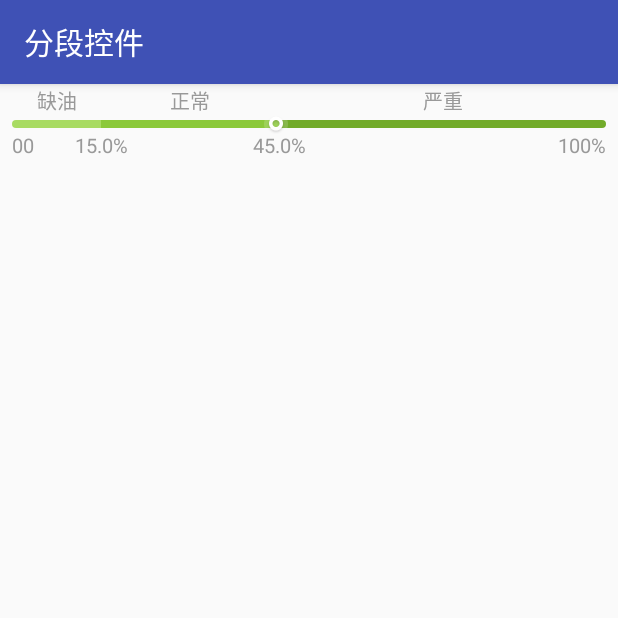
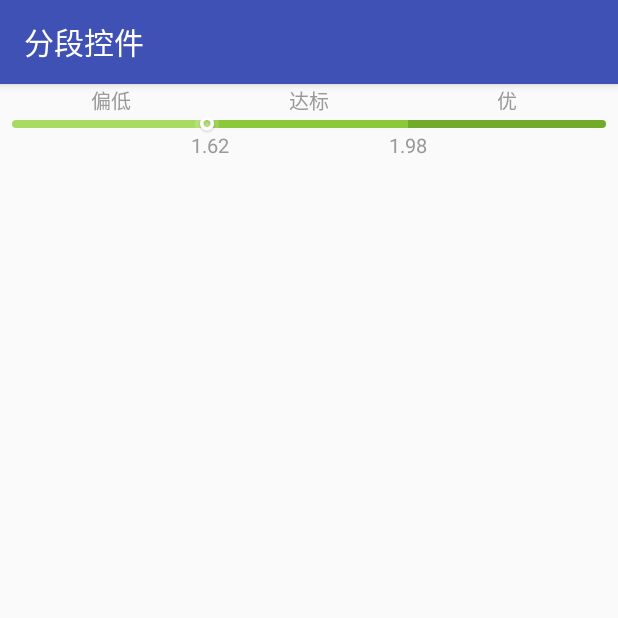
Before and after one commit to zhou-you/EasySegmentedBarView, an Android app: the TestActivity screen opened directly, with no data from a screen before it, on a phone screen of 412 x 824 dp, the top half of it. Run offline under Robolectric (Android 15) with nearby library versions, the phone set to English and light mode, and no system bars.

Commit message:
V1.0.5修改均分进度指示问题

```diff
--- a/app/src/main/java/com/zhouyou/view/segmentedbar/demo/MainActivity.java
+++ b/app/src/main/java/com/zhouyou/view/segmentedbar/demo/MainActivity.java
@@ -17,6 +17,7 @@
 
 package com.zhouyou.view.segmentedbar.demo;
 
+import android.content.Intent;
 import android.graphics.Color;
 import android.os.Bundle;
 import android.support.v7.app.AppCompatActivity;
@@ -503,8 +504,8 @@ public class MainActivity extends AppCompatActivity {
         barView.setOnClickListener(new View.OnClickListener() {
             @Override
             public void onClick(View v) {
-                //Intent intent = new Intent(MainActivity.this, TestActivity.class);
-                //startActivity(intent);
+                Intent intent = new Intent(MainActivity.this, TestActivity.class);
+                startActivity(intent);
             }
         });
     }
--- a/app/src/main/java/com/zhouyou/view/segmentedbar/demo/TestActivity.java
+++ b/app/src/main/java/com/zhouyou/view/segmentedbar/demo/TestActivity.java
@@ -31,11 +31,12 @@ public class TestActivity extends AppCompatActivity {
     protected void onCreate(Bundle savedInstanceState) {
         super.onCreate(savedInstanceState);
         setContentView(R.layout.activity_test);
-        createBarViewWithOilSliderType();
+        //createBarViewWithOilSliderType();
+        createBarViewWithOilSliderType2();
     }
 
     //设置滑块类型
-    private void createBarViewWithOilSliderType() {
+   /* private void createBarViewWithOilSliderType() {
         final SegmentedBarView barView = (SegmentedBarView) findViewById(R.id.slider_type_bar_view_thumb);
         int colors[] = new int[]{Color.parseColor("#a8db62"), Color.parseColor("#8bc93a"),Color.parseColor("#72ab2a")};
         ArrayList<Segment> segments = new ArrayList<>();
@@ -47,7 +48,23 @@ public class TestActivity extends AppCompatActivity {
         Segment segment3 = new Segment(45.0f, 100.0f, "", colors[2]).setDescriptionText("100%").setTopDescriptionText("严重");
         segments.add(segment3);
         barView.setShowDescriptionText(true);
-        barView.setValue(44.6f);
+        barView.setValue(14.6f);
+        barView.setSegments(segments);
+    }*/
+    //设置滑块类型
+    private void createBarViewWithOilSliderType2() {
+        final SegmentedBarView barView = (SegmentedBarView) findViewById(R.id.slider_type_bar_view_thumb2);
+        int colors[] = new int[]{Color.parseColor("#a8db62"), Color.parseColor("#8bc93a"),Color.parseColor("#72ab2a")};
+        ArrayList<Segment> segments = new ArrayList<>();
+        Segment segment1 = new Segment(0.0f, 1.62f, "", colors[0]).setDescriptionText("").setTopDescriptionText("偏低");
+        segments.add(segment1);
+        //中间显示用40%&60%  “&” 分割
+        Segment segment2 = new Segment(1.62f, 1.98f, "", colors[1]).setDescriptionText("1.62&1.98").setTopDescriptionText("达标");
+        segments.add(segment2);
+        Segment segment3 = new Segment(1.98f, 9.0f, "", colors[2]).setDescriptionText("").setTopDescriptionText("优");
+        segments.add(segment3);
+        barView.setShowDescriptionText(true);
+        barView.setValue(1.6f);
         barView.setSegments(segments);
     }
 }
--- a/app/src/main/res/layout/activity_test.xml
+++ b/app/src/main/res/layout/activity_test.xml
@@ -5,8 +5,9 @@
     xmlns:tools="http://schemas.android.com/tools"
     android:layout_width="match_parent"
     android:layout_height="match_parent"
+    android:orientation="vertical"
     tools:context="com.zhouyou.view.segmentedbar.demo.TestActivity">
-    <com.zhouyou.view.segmentedbar.SegmentedBarView
+    <!--<com.zhouyou.view.segmentedbar.SegmentedBarView
         android:id="@+id/slider_type_bar_view_thumb"
         android:layout_width="match_parent"
         android:layout_height="wrap_content"
@@ -25,5 +26,25 @@
         app:sbv_sliderImg="@mipmap/ic_weigh_slider"
         app:sbv_sliderType="Slider"
         app:sbv_segment_rule="scale"
+        />-->
+    <com.zhouyou.view.segmentedbar.SegmentedBarView
+        android:id="@+id/slider_type_bar_view_thumb2"
+        android:layout_width="match_parent"
+        android:layout_height="wrap_content"
+        app:sbv_bar_height="5dp"
+        app:sbv_descriptionAlign="Both"
+        app:sbv_descriptionTopAlign="Center"
+        app:sbv_description_text_color="@color/textcolor_99"
+        app:sbv_description_text_size="13sp"
+        app:sbv_segment_bg="false"
+        app:sbv_segment_gap_width="0dp"
+        app:sbv_show_description_text="true"
+        app:sbv_show_description_top_text="true"
+        app:sbv_show_segment_text="false"
+        app:sbv_side_style="rounded"
+        app:sbv_side_text_style="oneSided"
+        app:sbv_sliderImg="@mipmap/ic_weigh_slider"
+        app:sbv_sliderType="Slider"
+        app:sbv_segment_rule="average"
         />
 </LinearLayout>
--- a/segmentedbar/build.gradle
+++ b/segmentedbar/build.gradle
@@ -8,7 +8,7 @@ android {
         minSdkVersion 15
         targetSdkVersion 23
         versionCode 1
-        versionName "1.0.4"
+        versionName "1.0.5"
 
         testInstrumentationRunner "android.support.test.runner.AndroidJUnitRunner"
 
--- a/segmentedbar/src/main/java/com/zhouyou/view/segmentedbar/SegmentedBarView.java
+++ b/segmentedbar/src/main/java/com/zhouyou/view/segmentedbar/SegmentedBarView.java
@@ -461,9 +461,6 @@ public class SegmentedBarView extends View {
             singleSegmentWidth = (getContentWidth() + gapWidth) / segmentsSize - gapWidth;
             segmentLeft = (singleSegmentWidth + gapWidth) * segmentIndex;
             segmentRight = segmentLeft + singleSegmentWidth;
-            if (isLeftSegment) {
-                segmentLeft += getThumRadius();
-            }
             if (!isLeftSegment && isDrawSegmentBg) {
                 RectF mRectF = new RectF();
                 grapPaint.setColor(Color.WHITE);
--- a/settings.gradle
+++ b/settings.gradle
@@ -1,2 +1,2 @@
-//include ':app'
+include ':app'
 include ':segmentedbar'
```
Also changed, not shown: 1 other file.
